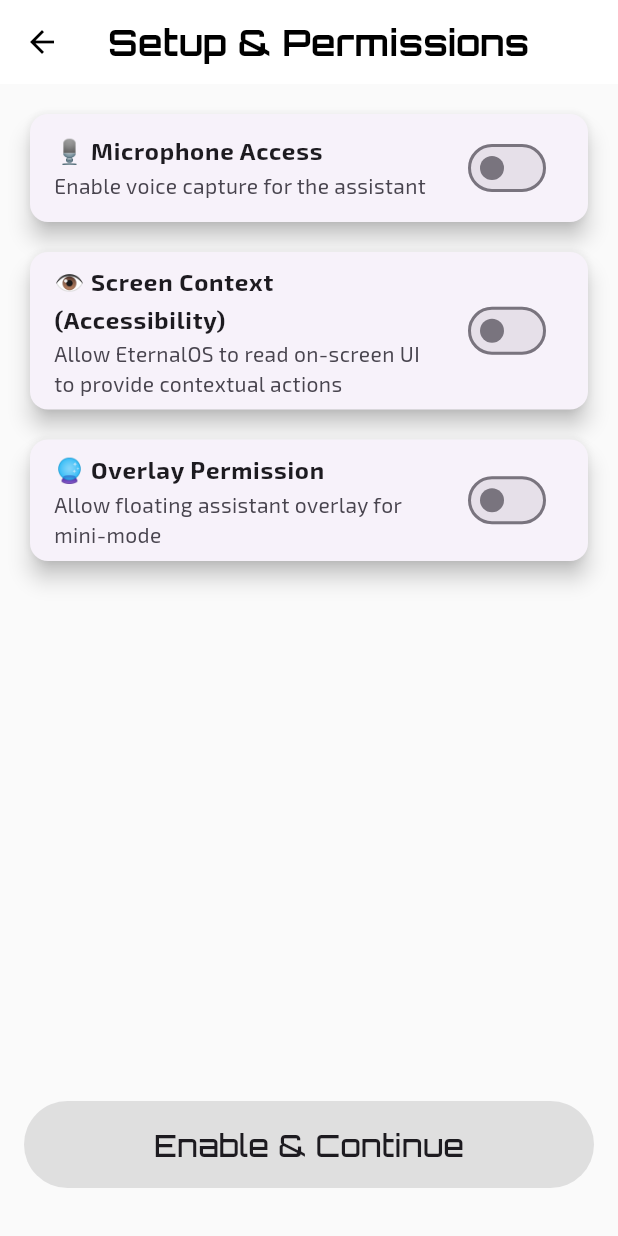
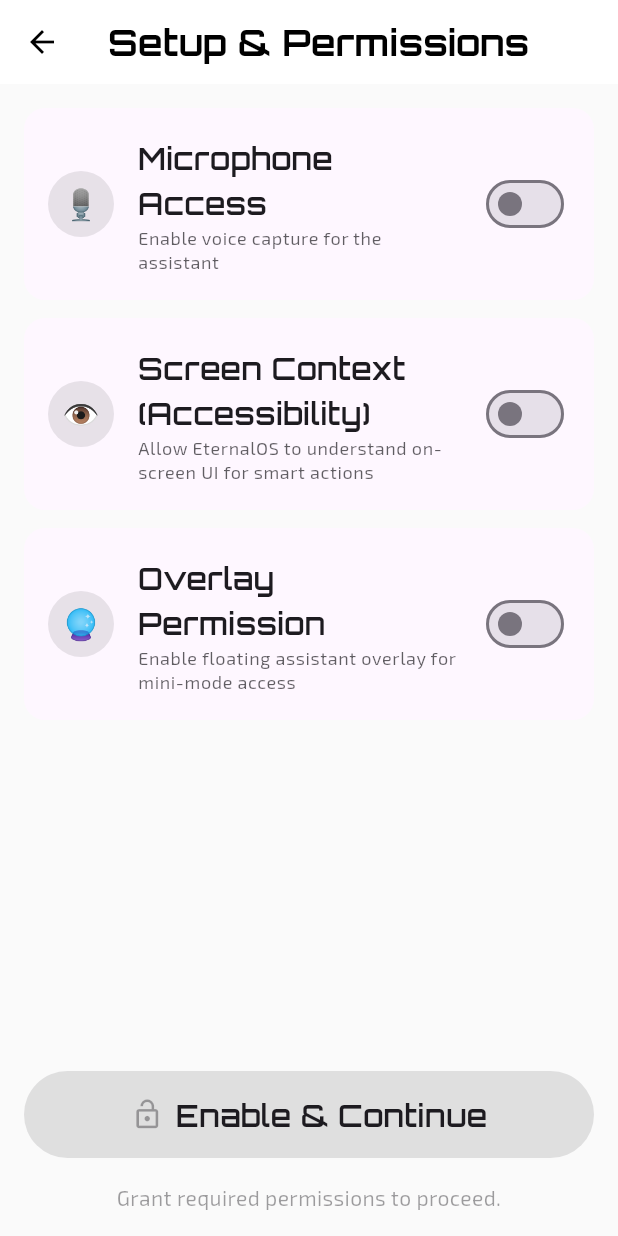
Before and after one commit to Anish-2005/EternalOS, a Flutter app: the PermissionsScreen screen opened by its route, on a phone screen of 412 x 824 dp. Run offline on Flutter 3.47's test engine with Material 3 defaults, Android fonts, the phone set to English and light mode, and no system bars; our stand-ins replace google_fonts, shared_preferences, speech_to_text; accounts and stored records are empty.

Commit message:
Update permissions_screen.dart

```diff
--- a/lib/screens/permissions_screen.dart
+++ b/lib/screens/permissions_screen.dart
@@ -14,65 +14,160 @@ class _PermissionsScreenState extends State<PermissionsScreen> {
     'overlay': false,
   };
 
-  void _toggle(String key) =>
+  void _toggle(String key) {
     setState(() => _permissions[key] = !(_permissions[key] ?? false));
+  }
 
   @override
   Widget build(BuildContext context) {
     final theme = Theme.of(context);
+    final allEnabled = _permissions.values.every((v) => v);
+
     return Scaffold(
-      appBar: AppBar(title: const Text('Setup & Permissions')),
-      body: Padding(
-        padding: const EdgeInsets.all(16.0),
+      appBar: AppBar(
+        title: const Text('Setup & Permissions'),
+        centerTitle: true,
+      ),
+      body: SafeArea(
+        child: Padding(
+          padding: const EdgeInsets.all(16),
           child: Column(
             children: [
-            _buildCard(
-                '🎙️ Microphone Access',
-                'Enable voice capture for the assistant',
-                _permissions['microphone']!,
-                () => _toggle('microphone')),
+              _buildPermissionCard(
+                context,
+                icon: Icons.mic_rounded,
+                emoji: '🎙️',
+                title: 'Microphone Access',
+                subtitle: 'Enable voice capture for the assistant',
+                enabled: _permissions['microphone']!,
+                onTap: () => _toggle('microphone'),
+              ),
               const SizedBox(height: 12),
-            _buildCard(
-                '👁️ Screen Context (Accessibility)',
-                'Allow EternalOS to read on-screen UI to provide contextual actions',
-                _permissions['accessibility']!,
-                () => _toggle('accessibility')),
+              _buildPermissionCard(
+                context,
+                icon: Icons.visibility_rounded,
+                emoji: '👁️',
+                title: 'Screen Context (Accessibility)',
+                subtitle:
+                    'Allow EternalOS to understand on-screen UI for smart actions',
+                enabled: _permissions['accessibility']!,
+                onTap: () => _toggle('accessibility'),
+              ),
               const SizedBox(height: 12),
-            _buildCard(
-                '🔮 Overlay Permission',
-                'Allow floating assistant overlay for mini-mode',
-                _permissions['overlay']!,
-                () => _toggle('overlay')),
+              _buildPermissionCard(
+                context,
+                icon: Icons.blur_on_rounded,
+                emoji: '🔮',
+                title: 'Overlay Permission',
+                subtitle:
+                    'Enable floating assistant overlay for mini-mode access',
+                enabled: _permissions['overlay']!,
+                onTap: () => _toggle('overlay'),
+              ),
               const Spacer(),
-            SizedBox(
+              AnimatedContainer(
+                duration: const Duration(milliseconds: 300),
                 width: double.infinity,
-              child: ElevatedButton(
+                child: ElevatedButton.icon(
+                  icon: Icon(
+                    allEnabled ? Icons.check_circle_outline : Icons.lock_open,
+                    size: 22,
+                  ),
+                  label: Text(
+                    allEnabled ? 'Continue to EternalOS' : 'Enable & Continue',
+                    style: theme.textTheme.titleMedium?.copyWith(
+                      fontWeight: FontWeight.w600,
+                    ),
+                  ),
                   onPressed: _permissions.values.any((v) => v)
                       ? () => Navigator.of(context).pushReplacementNamed('/')
                       : null,
                   style: ElevatedButton.styleFrom(
                     padding: const EdgeInsets.symmetric(
-                        horizontal: 24, vertical: 14)),
-                child: Text('Enable & Continue',
-                    style: theme.textTheme.titleMedium),
+                        horizontal: 24, vertical: 14),
+                    backgroundColor: allEnabled
+                        ? theme.colorScheme.primary
+                        : theme.disabledColor.withOpacity(0.2),
+                  ),
                 ),
               ),
               const SizedBox(height: 16),
+              AnimatedOpacity(
+                duration: const Duration(milliseconds: 300),
+                opacity: allEnabled ? 1 : 0.6,
+                child: Text(
+                  allEnabled
+                      ? 'All permissions granted — you’re good to go!'
+                      : 'Grant required permissions to proceed.',
+                  style: theme.textTheme.bodyMedium?.copyWith(
+                    color: theme.colorScheme.onSurface.withOpacity(0.7),
+                  ),
+                  textAlign: TextAlign.center,
+                ),
+              ),
             ],
+          ),
         ),
       ),
     );
   }
 
-  Widget _buildCard(
-      String title, String subtitle, bool enabled, VoidCallback onTap) {
-    return Card(
-      elevation: 6,
-      shape: RoundedRectangleBorder(borderRadius: BorderRadius.circular(12)),
+  Widget _buildPermissionCard(
+    BuildContext context, {
+    required IconData icon,
+    required String emoji,
+    required String title,
+    required String subtitle,
+    required bool enabled,
+    required VoidCallback onTap,
+  }) {
+    final theme = Theme.of(context);
+    final color = enabled
+        ? theme.colorScheme.primary
+        : theme.colorScheme.onSurface.withOpacity(0.4);
+
+    return AnimatedContainer(
+      duration: const Duration(milliseconds: 300),
+      curve: Curves.easeOut,
+      decoration: BoxDecoration(
+        color: enabled
+            ? theme.colorScheme.primaryContainer.withOpacity(0.2)
+            : theme.cardColor,
+        borderRadius: BorderRadius.circular(14),
+        boxShadow: [
+          if (enabled)
+            BoxShadow(
+              color: theme.colorScheme.primary.withOpacity(0.2),
+              blurRadius: 8,
+              offset: const Offset(0, 3),
+            ),
+        ],
+      ),
       child: ListTile(
-        title: Text(title, style: const TextStyle(fontWeight: FontWeight.bold)),
-        subtitle: Text(subtitle),
-        trailing: Switch(value: enabled, onChanged: (_) => onTap()),
+        contentPadding:
+            const EdgeInsets.symmetric(horizontal: 16, vertical: 10),
+        leading: CircleAvatar(
+          radius: 22,
+          backgroundColor: color.withOpacity(0.1),
+          child: Text(
+            emoji,
+            style: const TextStyle(fontSize: 20),
+          ),
+        ),
+        title: Text(
+          title,
+          style: theme.textTheme.titleMedium?.copyWith(
+            fontWeight: FontWeight.w600,
+            color: theme.colorScheme.onSurface,
+          ),
+        ),
+        subtitle: Text(
+          subtitle,
+          style: theme.textTheme.bodySmall?.copyWith(
+            color: theme.colorScheme.onSurface.withOpacity(0.7),
+          ),
+        ),
+        trailing: Switch.adaptive(value: enabled, onChanged: (_) => onTap()),
         onTap: onTap,
       ),
     );
```
Lines whose indentation alone changed are shown as unchanged.
